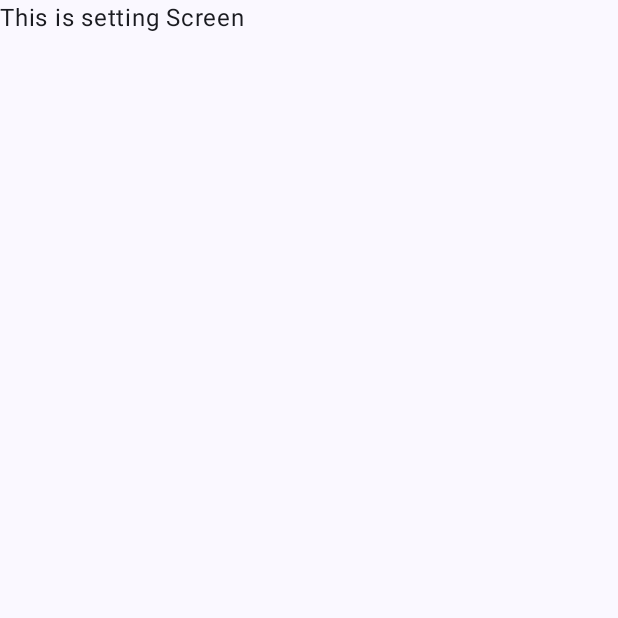
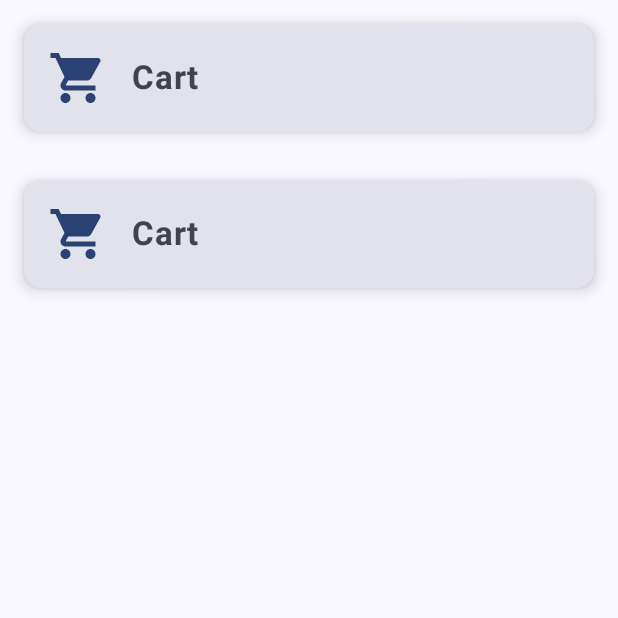
Before and after one commit to Codexyze/FashionPoint, an Android app built with Jetpack Compose: the composable SeetingsScreen shown on its own in the app's theme, on a phone screen of 412 x 824 dp, the top half of it. Run offline under Robolectric (Android 15) with nearby library versions, the phone set to English and light mode, and no system bars.

Commit message:
Version 1.4.1 ###Minor Ui Change

```diff
--- a/app/src/main/java/com/example/femalepoint/presenation/screens/SettingScreen.kt
+++ b/app/src/main/java/com/example/femalepoint/presenation/screens/SettingScreen.kt
@@ -1,11 +1,117 @@
 package com.example.femalepoint.presenation.screens
 
+import androidx.compose.foundation.gestures.rememberScrollableState
+import androidx.compose.foundation.gestures.scrollable
+import androidx.compose.foundation.layout.Arrangement
+import androidx.compose.foundation.layout.Box
+import androidx.compose.foundation.layout.Column
+import androidx.compose.foundation.layout.Row
+import androidx.compose.foundation.layout.Spacer
+import androidx.compose.foundation.layout.fillMaxSize
+import androidx.compose.foundation.layout.fillMaxWidth
+import androidx.compose.foundation.layout.padding
+import androidx.compose.foundation.layout.size
+import androidx.compose.foundation.layout.width
+import androidx.compose.foundation.lazy.LazyColumn
+import androidx.compose.foundation.shape.RoundedCornerShape
+import androidx.compose.material.icons.Icons
+import androidx.compose.material.icons.filled.Search
+import androidx.compose.material.icons.filled.ShoppingCart
+import androidx.compose.material3.Card
+import androidx.compose.material3.CardDefaults
+import androidx.compose.material3.Icon
+import androidx.compose.material3.MaterialTheme
 import androidx.compose.material3.Text
 import androidx.compose.runtime.Composable
+import androidx.compose.ui.Alignment
+import androidx.compose.ui.Modifier
+import androidx.compose.ui.res.painterResource
+import androidx.compose.ui.text.font.FontWeight
+import androidx.compose.ui.unit.dp
+import androidx.compose.ui.unit.sp
 import androidx.navigation.NavController
 
 @Composable
-fun SeetingsScreen(navController: NavController){
+fun SeetingsScreen(navController: NavController) {
+    LazyColumn(modifier = Modifier.fillMaxWidth()) {
 
-    Text("This is setting Screen")
+        item {
+
+
+            Column(
+                modifier = Modifier.fillMaxSize(),
+                horizontalAlignment = Alignment.CenterHorizontally
+            ) {
+                Card(
+                    modifier = Modifier
+                        .fillMaxWidth()
+                        .padding(16.dp), // Add padding around the card
+                    colors = CardDefaults.cardColors(
+                        containerColor = MaterialTheme.colorScheme.surfaceVariant,
+                    ),
+                    elevation = CardDefaults.cardElevation(defaultElevation = 6.dp),
+                    shape = RoundedCornerShape(12.dp) // Rounded corners for a better look
+                ) {
+                    Row(
+                        modifier = Modifier
+                            .fillMaxWidth()
+                            .padding(16.dp), // Add internal padding for better spacing
+                        verticalAlignment = Alignment.CenterVertically // Align items in the center
+                    ) {
+                        Icon(
+                            imageVector = Icons.Default.ShoppingCart,
+                            contentDescription = "Cart",
+                            modifier = Modifier.size(40.dp), // Increased icon size
+                            tint = MaterialTheme.colorScheme.primary
+                        )
+                        Spacer(modifier = Modifier.width(16.dp)) // Increased spacing for better layout
+                        Text(
+                            text = "Cart",
+                            fontSize = 22.sp, // Slightly larger text
+                            fontWeight = FontWeight.Bold
+                        )
+
+                    }
+
+                }
+                Card(
+                    modifier = Modifier
+                        .fillMaxWidth()
+                        .padding(16.dp), // Add padding around the card
+                    colors = CardDefaults.cardColors(
+                        containerColor = MaterialTheme.colorScheme.surfaceVariant,
+                    ),
+                    elevation = CardDefaults.cardElevation(defaultElevation = 6.dp),
+                    shape = RoundedCornerShape(12.dp) // Rounded corners for a better look
+                ) {
+                    Row(
+                        modifier = Modifier
+                            .fillMaxWidth()
+                            .padding(16.dp), // Add internal padding for better spacing
+                        verticalAlignment = Alignment.CenterVertically // Align items in the center
+                    ) {
+                        Icon(
+                            imageVector = Icons.Default.ShoppingCart,
+                            contentDescription = "Cart",
+                            modifier = Modifier.size(40.dp), // Increased icon size
+                            tint = MaterialTheme.colorScheme.primary
+                        )
+                        Spacer(modifier = Modifier.width(16.dp)) // Increased spacing for better layout
+                        Text(
+                            text = "Cart",
+                            fontSize = 22.sp, // Slightly larger text
+                            fontWeight = FontWeight.Bold
+                        )
+
+                    }
+
+                }
+
+            }
+
+
+
+        }
+
+    }
 }
```
